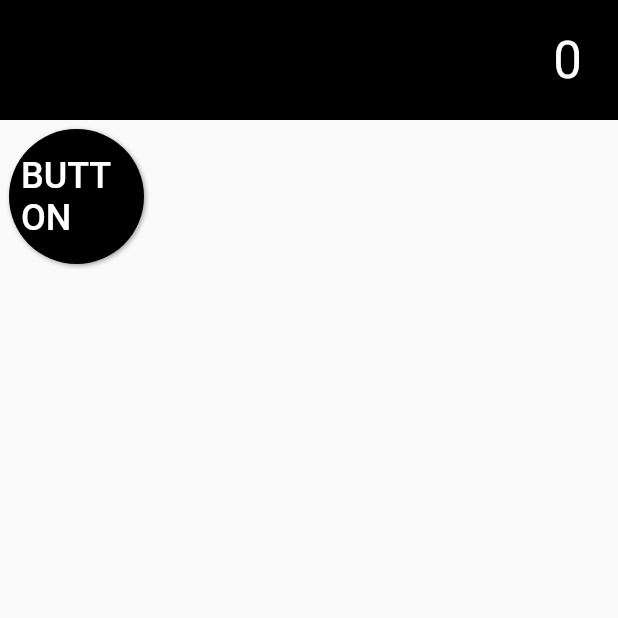
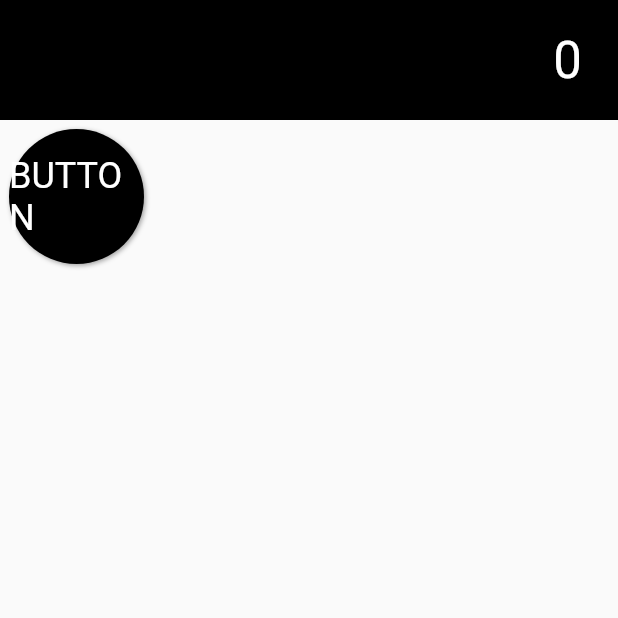
Before and after one commit to D11TScott/flutter-calculator, a Flutter app: the screen it shows after launch, on a phone screen of 412 x 824 dp, the top half of it. Run offline on Flutter 3.47's test engine with Material 2 defaults, Android fonts, the phone set to English and light mode, and no system bars.

Commit message:
Inkwell Calculator Button
Using an inkwell instead as it allows for more display options and is more dynamic

```diff
--- a/lib/main.dart
+++ b/lib/main.dart
@@ -108,7 +108,7 @@
   @override
   Widget build(BuildContext context)
   {
-    return Padding(
+    /*return Padding(
       padding: EdgeInsets.all(6), // Creates a margin between all of the buttons of the calculator
       child: Container(
         width: size,
@@ -144,7 +144,47 @@
           )
         )
       )
+    );*/
+
+    return Padding(
+      padding: EdgeInsets.all(6),
+      child: Ink(
+        width: size,
+        height: size,
+        decoration: BoxDecoration(
+          boxShadow: [
+            BoxShadow(
+              color: Colors.grey,
+              offset: Offset(1, 1),
+              blurRadius: 2
+            ),
+          ],
+          borderRadius: BorderRadius.all(
+            Radius.circular(size / 2)
+          ),
+          color: bgColour
+        ),
+        child: InkWell(
+          customBorder: RoundedRectangleBorder(
+            borderRadius: BorderRadius.all(
+              Radius.circular(size / 2),
+            ),
+          ),
+          onTap: onClick,
+          child: Center(
+            child: Text(
+              label,
+              style: TextStyle(
+                fontSize: 24,
+                color: labelColour
+              ),
+            ),
+          ),
+        )
+      ),
     );
   }
 
+
+
 }
```
